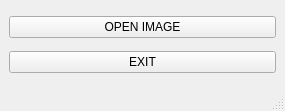
Before: the Qt Designer form mainwindow.ui in VanillaBerry/skt-desktop, drawn with Qt 5.
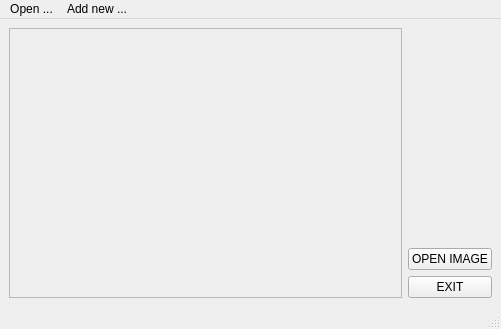
After: the same form once the commit is applied. Icons and pictures are not drawn.

The edit to the form file:
```diff
--- a/mainwindow.ui
+++ b/mainwindow.ui
@@ -6,8 +6,8 @@
    <rect>
     <x>0</x>
     <y>0</y>
-    <width>285</width>
-    <height>111</height>
+    <width>501</width>
+    <height>329</height>
    </rect>
   </property>
   <property name="sizePolicy">
@@ -46,14 +46,44 @@
     <bool>false</bool>
    </property>
    <layout class="QGridLayout" name="gridLayout">
-    <item row="0" column="0">
+    <item row="0" column="0" rowspan="3">
+     <widget class="QScrollArea" name="scrollArea_tree">
+      <property name="widgetResizable">
+       <bool>true</bool>
+      </property>
+      <widget class="QWidget" name="scrollAreaWidgetContents">
+       <property name="geometry">
+        <rect>
+         <x>0</x>
+         <y>0</y>
+         <width>400</width>
+         <height>268</height>
+        </rect>
+       </property>
+      </widget>
+     </widget>
+    </item>
+    <item row="0" column="1">
+     <spacer name="verticalSpacer">
+      <property name="orientation">
+       <enum>Qt::Vertical</enum>
+      </property>
+      <property name="sizeHint" stdset="0">
+       <size>
+        <width>20</width>
+        <height>209</height>
+       </size>
+      </property>
+     </spacer>
+    </item>
+    <item row="1" column="1">
      <widget class="QPushButton" name="pushButton_newimg">
       <property name="text">
        <string>OPEN IMAGE</string>
       </property>
      </widget>
     </item>
-    <item row="1" column="0">
+    <item row="2" column="1">
      <widget class="QPushButton" name="pushButton_Exit">
       <property name="text">
        <string>EXIT</string>
@@ -68,10 +98,27 @@
     <rect>
      <x>0</x>
      <y>0</y>
-     <width>285</width>
+     <width>501</width>
      <height>21</height>
     </rect>
    </property>
+   <widget class="QMenu" name="menuAdd_new">
+    <property name="title">
+     <string>Add new ...</string>
+    </property>
+    <addaction name="actionSemester"/>
+    <addaction name="actionSubject"/>
+    <addaction name="actionLecture"/>
+    <addaction name="actionPage"/>
+   </widget>
+   <widget class="QMenu" name="menuOpen">
+    <property name="title">
+     <string>Open ...</string>
+    </property>
+    <addaction name="actionA_database"/>
+   </widget>
+   <addaction name="menuOpen"/>
+   <addaction name="menuAdd_new"/>
   </widget>
   <action name="main_b01">
    <property name="text">
```
Left out of the diff: 35 changed lines with no effect on the pictures.
